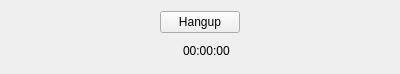
Qt form xivoclient/src/xlets/switchboard/current_call.ui (wazo-platform/wazo-client-qt) before a commit.
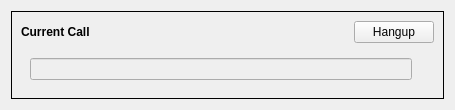
The same form after that commit.

Diff of the .ui file:
```diff
--- a/xivoclient/src/xlets/switchboard/current_call.ui
+++ b/xivoclient/src/xlets/switchboard/current_call.ui
@@ -6,8 +6,8 @@
    <rect>
     <x>0</x>
     <y>0</y>
-    <width>400</width>
-    <height>74</height>
+    <width>455</width>
+    <height>94</height>
    </rect>
   </property>
   <property name="windowTitle">
@@ -15,9 +15,23 @@
   </property>
   <layout class="QVBoxLayout" name="verticalLayout_2">
    <item>
+    <widget class="QFrame" name="frame">
+     <property name="frameShape">
+      <enum>QFrame::Box</enum>
+     </property>
+     <property name="frameShadow">
+      <enum>QFrame::Plain</enum>
+     </property>
     <layout class="QVBoxLayout" name="verticalLayout">
      <item>
       <layout class="QHBoxLayout" name="horizontalLayout">
+        <item>
+         <widget class="QLabel" name="label">
+          <property name="text">
+           <string>&lt;html&gt;&lt;head/&gt;&lt;body&gt;&lt;p&gt;&lt;span style=&quot; font-weight:600;&quot;&gt;Current Call&lt;/span&gt;&lt;/p&gt;&lt;/body&gt;&lt;/html&gt;</string>
+          </property>
+         </widget>
+        </item>
        <item>
         <spacer name="horizontalSpacer">
          <property name="orientation">
@@ -44,35 +58,20 @@
          </property>
         </widget>
        </item>
-       <item>
-        <spacer name="horizontalSpacer_4">
-         <property name="orientation">
-          <enum>Qt::Horizontal</enum>
-         </property>
-         <property name="sizeHint" stdset="0">
-          <size>
-           <width>40</width>
-           <height>20</height>
-          </size>
-         </property>
-        </spacer>
-       </item>
       </layout>
      </item>
      <item>
+       <widget class="QWidget" name="" native="true">
+        <property name="autoFillBackground">
+         <bool>false</bool>
+        </property>
       <layout class="QHBoxLayout" name="horizontalLayout_2">
        <item>
-        <spacer name="horizontalSpacer_3">
-         <property name="orientation">
-          <enum>Qt::Horizontal</enum>
-         </property>
-         <property name="sizeHint" stdset="0">
-          <size>
-           <width>40</width>
-           <height>20</height>
-          </size>
-         </property>
-        </spacer>
+          <widget class="QLineEdit" name="lbl_call_info">
+           <property name="enabled">
+            <bool>false</bool>
+           </property>
+          </widget>
        </item>
        <item>
         <widget class="QLabel" name="lbl_callerid">
@@ -81,29 +80,11 @@
          </property>
         </widget>
        </item>
-       <item>
-        <widget class="QLabel" name="lbl_time">
-         <property name="text">
-          <string>00:00:00</string>
-         </property>
-        </widget>
-       </item>
-       <item>
-        <spacer name="horizontalSpacer_2">
-         <property name="orientation">
-          <enum>Qt::Horizontal</enum>
-         </property>
-         <property name="sizeHint" stdset="0">
-          <size>
-           <width>40</width>
-           <height>20</height>
-          </size>
-         </property>
-        </spacer>
-       </item>
-      </layout>
-     </item>
-    </layout>
+        </layout>
+       </widget>
+      </item>
+     </layout>
+    </widget>
    </item>
   </layout>
  </widget>
```
Lines whose indentation alone changed are shown as unchanged.
